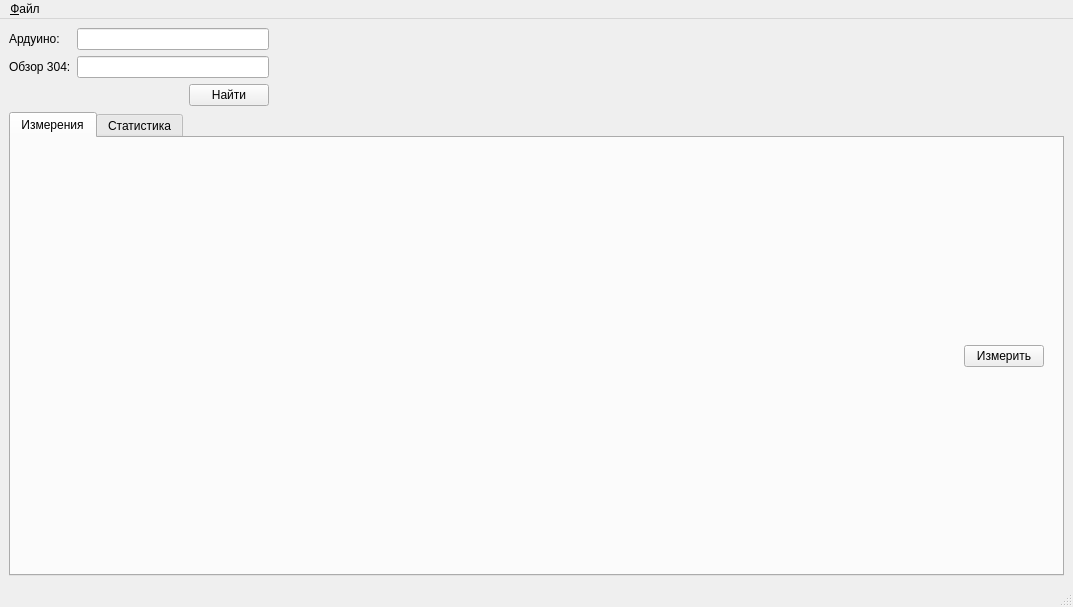
This is mw_measure.ui in igrekus/lpf_measure as Qt 5 draws it before an edit. The edited form follows.
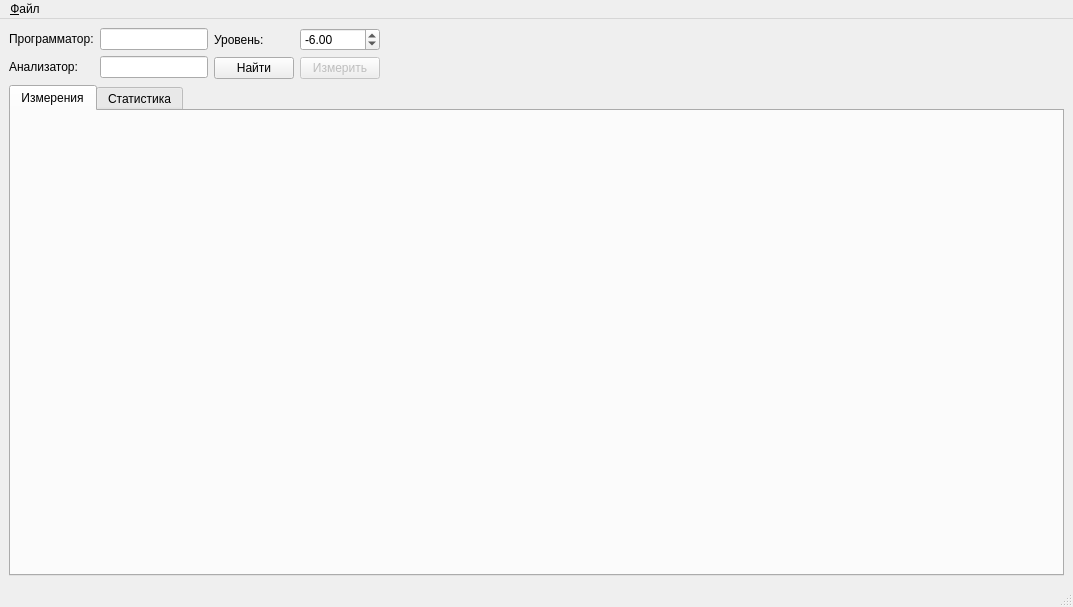
This is the edited form.

Patch:
```diff
--- a/mw_measure.ui
+++ b/mw_measure.ui
@@ -14,17 +14,15 @@
    <string>Измерения параметров ФНЧ</string>
   </property>
   <widget class="QWidget" name="centralwidget">
-   <layout class="QVBoxLayout" name="verticalLayout_4">
-    <item>
-     <layout class="QHBoxLayout" name="horizontalLayout_4">
-      <item>
        <layout class="QVBoxLayout" name="verticalLayout">
         <item>
+     <layout class="QHBoxLayout" name="horizontalLayout">
+      <item>
          <layout class="QFormLayout" name="formLayout">
           <item row="0" column="0">
            <widget class="QLabel" name="lblArduino">
             <property name="text">
-             <string>Ардуино:</string>
+           <string>Программатор:</string>
             </property>
            </widget>
           </item>
@@ -38,7 +36,7 @@
             </property>
             <property name="maximumSize">
              <size>
-              <width>200</width>
+            <width>300</width>
               <height>16777215</height>
              </size>
             </property>
@@ -50,7 +48,7 @@
           <item row="1" column="0">
            <widget class="QLabel" name="lblObzor304">
             <property name="text">
-             <string>Обзор 304:</string>
+           <string>Анализатор:</string>
             </property>
            </widget>
           </item>
@@ -64,7 +62,7 @@
             </property>
             <property name="maximumSize">
              <size>
-              <width>200</width>
+            <width>300</width>
               <height>16777215</height>
              </size>
             </property>
@@ -76,24 +74,28 @@
          </layout>
         </item>
         <item>
-         <layout class="QHBoxLayout" name="horizontalLayout">
-          <item>
-           <spacer name="horizontalSpacer">
-            <property name="orientation">
-             <enum>Qt::Horizontal</enum>
-            </property>
-            <property name="sizeType">
-             <enum>QSizePolicy::Fixed</enum>
-            </property>
-            <property name="sizeHint" stdset="0">
-             <size>
-              <width>180</width>
-              <height>20</height>
-             </size>
-            </property>
-           </spacer>
-          </item>
-          <item>
+       <layout class="QFormLayout" name="formLayout_2">
+        <item row="0" column="0">
+         <widget class="QLabel" name="lblCutoffMagnitude">
+          <property name="text">
+           <string>Уровень:</string>
+          </property>
+         </widget>
+        </item>
+        <item row="0" column="1">
+         <widget class="QDoubleSpinBox" name="spinCutoffMagnitude">
+          <property name="minimum">
+           <double>-1000.000000000000000</double>
+          </property>
+          <property name="maximum">
+           <double>1000.000000000000000</double>
+          </property>
+          <property name="value">
+           <double>-6.000000000000000</double>
+          </property>
+         </widget>
+        </item>
+        <item row="1" column="0">
            <widget class="QPushButton" name="btnFindInstruments">
             <property name="sizePolicy">
              <sizepolicy hsizetype="Fixed" vsizetype="Fixed">
@@ -106,12 +108,20 @@
             </property>
            </widget>
           </item>
-         </layout>
+        <item row="1" column="1">
+         <widget class="QPushButton" name="btnMeasure">
+          <property name="enabled">
+           <bool>false</bool>
+          </property>
+          <property name="text">
+           <string>Измерить</string>
+          </property>
+         </widget>
         </item>
        </layout>
       </item>
       <item>
-       <spacer name="horizontalSpacer_4">
+       <spacer name="horizontalSpacer">
         <property name="orientation">
          <enum>Qt::Horizontal</enum>
         </property>
@@ -136,39 +146,7 @@
        </attribute>
        <layout class="QVBoxLayout" name="verticalLayout_3">
         <item>
-         <layout class="QVBoxLayout" name="vlChart11"/>
-        </item>
-        <item>
-         <widget class="QWidget" name="widget" native="true">
-          <property name="sizePolicy">
-           <sizepolicy hsizetype="Preferred" vsizetype="Fixed">
-            <horstretch>0</horstretch>
-            <verstretch>0</verstretch>
-           </sizepolicy>
-          </property>
-          <layout class="QHBoxLayout" name="horizontalLayout_5">
-           <item>
-            <spacer name="horizontalSpacer_3">
-             <property name="orientation">
-              <enum>Qt::Horizontal</enum>
-             </property>
-             <property name="sizeHint" stdset="0">
-              <size>
-               <width>929</width>
-               <height>20</height>
-              </size>
-             </property>
-            </spacer>
-           </item>
-           <item>
-            <widget class="QPushButton" name="btnMeasure">
-             <property name="text">
-              <string>Измерить</string>
-             </property>
-            </widget>
-           </item>
-          </layout>
-         </widget>
+         <layout class="QVBoxLayout" name="layoutMainPlot"/>
         </item>
        </layout>
       </widget>
```
Left out of the diff: 8 changed lines with no effect on the pictures. Lines whose indentation alone changed are shown as unchanged.
